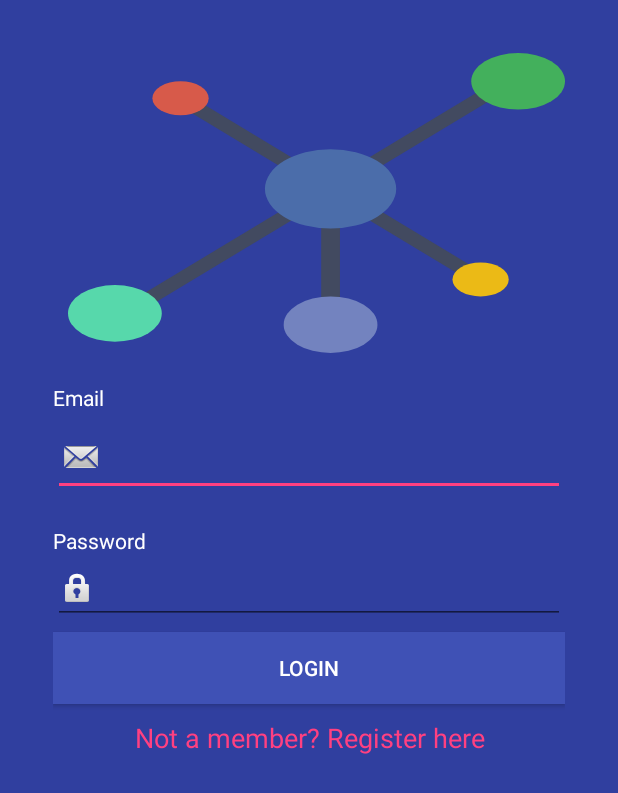
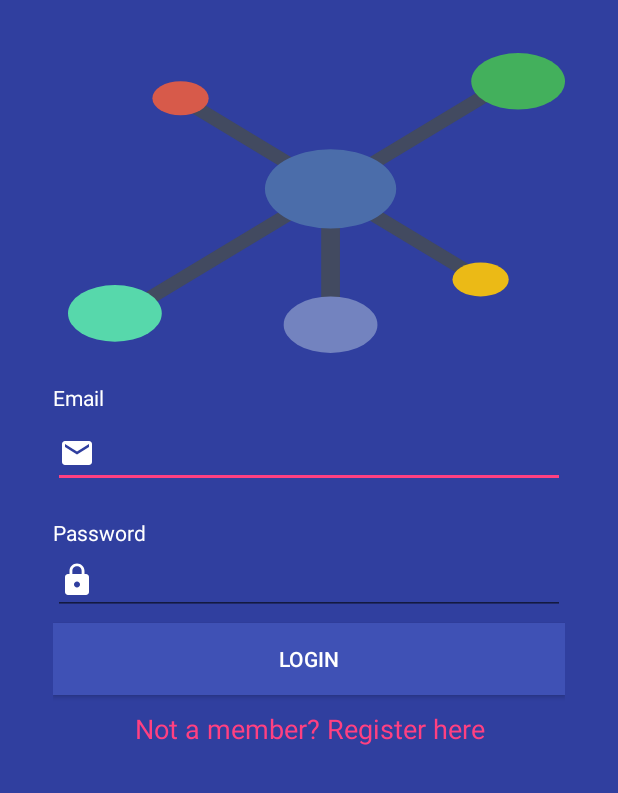
Before and after one commit to ErikaThuroczy/AndroidProject2017, an Android app: the screen it shows after launch (LoginActivity), on a phone screen of 412 x 824 dp. Shown: the top 793 px of the screen. Run offline under Robolectric (Android 15) with nearby library versions, the phone set to English and light mode, and no system bars; our stand-ins replace Volley.

Commit message:
login error

```diff
--- a/app/src/main/java/hu/uniobuda/nik/visualizer/androidproject2017/Activities/LoginActivity.java
+++ b/app/src/main/java/hu/uniobuda/nik/visualizer/androidproject2017/Activities/LoginActivity.java
@@ -56,7 +56,6 @@ public class LoginActivity extends Activity {
         //////////////////////////////////////////////////////////////
 
         //Check for already registered user
-        Log.d(TAG, "Users Response: fromDB");
         Cursor c = dbHandler.loadUsers();
         String email = "";
         String hashdpswd = "";
@@ -65,6 +64,7 @@ public class LoginActivity extends Activity {
             hashdpswd = c.getString(c.getColumnIndex("Password"));
         }
         c.close();
+        Log.d(TAG, "Users Response: fromDB: " + email + " - " + hashdpswd);
         if (!email.isEmpty() && !hashdpswd.isEmpty()) {
             //try logging in
             Log.d(TAG, "Users Response: fromDB: " + email + " - " + hashdpswd);
@@ -187,7 +187,7 @@ public class LoginActivity extends Activity {
                 params.put("email", email);
                 params.put("password", password);
                 params.put("token", AppConfig.TOKEN);
-                Log.e("SHA1:: ", password);
+                Log.e("SHA2:: ",email+" - "+ password);
                 return params;
             }
 
--- a/app/src/main/java/hu/uniobuda/nik/visualizer/androidproject2017/Activities/RegisterActivity.java
+++ b/app/src/main/java/hu/uniobuda/nik/visualizer/androidproject2017/Activities/RegisterActivity.java
@@ -189,8 +189,8 @@ public class RegisterActivity extends Activity {
                 params.put("token", AppConfig.TOKEN);
                 params.put("name", username);
                 params.put("email", email);
-                params.put("password", makeSHA1hash(password));
-                Log.e("SHA1:: ", makeSHA1hash(password));
+                params.put("password", password);
+                Log.e("SHA1:: ", password);
                 return params;
             }
 
--- a/app/src/main/java/hu/uniobuda/nik/visualizer/androidproject2017/Activities/RepoAdderActivity.java
+++ b/app/src/main/java/hu/uniobuda/nik/visualizer/androidproject2017/Activities/RepoAdderActivity.java
@@ -101,7 +101,7 @@ public class RepoAdderActivity extends AppCompatActivity {
                             if (!error) {
                                 // Now store the new item in SQLite
                                 String repo_id_name = jObj.getString("repo_id_name");
-                                String repo_name = jObj.getString("repo_url");
+                                String repo_name = jObj.getString("repo_name");
 
                                 //launch selecter activity
                                 Intent intent = new Intent(RepoAdderActivity.this, RepoSelecterActivity.class);
@@ -134,9 +134,8 @@ public class RepoAdderActivity extends AppCompatActivity {
                 params.put("token", AppConfig.TOKEN);
                 params.put("uid", getIntent().getStringExtra("uid"));
                 params.put("repo_id_name ", idname);
-                params.put("repo_url", repoName);
+                params.put("repo_name", repoName);
                 params.put("repo_user", username);
-                params.put("repo_password", "fake");
                 Log.e(TAG, "ADD: " + params);
                 return params;
             }
--- a/app/src/main/java/hu/uniobuda/nik/visualizer/androidproject2017/Helpers/DBHandler.java
+++ b/app/src/main/java/hu/uniobuda/nik/visualizer/androidproject2017/Helpers/DBHandler.java
@@ -88,7 +88,7 @@ public class DBHandler {
 
         Log.e(
                 "InsertRowUsers",
-                "Insert successful:: Name:" + name + "| Email: " + email + "| Created: " + created
+                "Insert successful:: Name:" + name + "| Email: " + email + "| Pass: " + password+ "| Created: " + created
         );
     }
 
--- /dev/null
+++ b/app/src/main/res/drawable/ic_add_white.xml
@@ -0,0 +1,4 @@
+<vector android:height="24dp" android:viewportHeight="24.0"
+    android:viewportWidth="24.0" android:width="24dp" xmlns:android="http://schemas.android.com/apk/res/android">
+    <path android:fillColor="#FFFFFF" android:pathData="M19,13h-6v6h-2v-6H5v-2h6V5h2v6h6v2z"/>
+</vector>
--- /dev/null
+++ b/app/src/main/res/drawable/ic_mail_white.xml
@@ -0,0 +1,4 @@
+<vector android:height="24dp" android:viewportHeight="24.0"
+    android:viewportWidth="24.0" android:width="24dp" xmlns:android="http://schemas.android.com/apk/res/android">
+    <path android:fillColor="#FFFFFF" android:pathData="M20,4L4,4c-1.1,0 -1.99,0.9 -1.99,2L2,18c0,1.1 0.9,2 2,2h16c1.1,0 2,-0.9 2,-2L22,6c0,-1.1 -0.9,-2 -2,-2zM20,8l-8,5 -8,-5L4,6l8,5 8,-5v2z"/>
+</vector>
--- /dev/null
+++ b/app/src/main/res/drawable/ic_person_white.xml
@@ -0,0 +1,4 @@
+<vector android:height="24dp" android:viewportHeight="24.0"
+    android:viewportWidth="24.0" android:width="24dp" xmlns:android="http://schemas.android.com/apk/res/android">
+    <path android:fillColor="#FFFFFF" android:pathData="M12,12c2.21,0 4,-1.79 4,-4s-1.79,-4 -4,-4 -4,1.79 -4,4 1.79,4 4,4zM12,14c-2.67,0 -8,1.34 -8,4v2h16v-2c0,-2.66 -5.33,-4 -8,-4z"/>
+</vector>
--- /dev/null
+++ b/app/src/main/res/drawable/ic_pswd_white.xml
@@ -0,0 +1,4 @@
+<vector android:height="24dp" android:viewportHeight="24.0"
+    android:viewportWidth="24.0" android:width="24dp" xmlns:android="http://schemas.android.com/apk/res/android">
+    <path android:fillColor="#FFFFFF" android:pathData="M18,8h-1L17,6c0,-2.76 -2.24,-5 -5,-5S7,3.24 7,6v2L6,8c-1.1,0 -2,0.9 -2,2v10c0,1.1 0.9,2 2,2h12c1.1,0 2,-0.9 2,-2L20,10c0,-1.1 -0.9,-2 -2,-2zM12,17c-1.1,0 -2,-0.9 -2,-2s0.9,-2 2,-2 2,0.9 2,2 -0.9,2 -2,2zM15.1,8L8.9,8L8.9,6c0,-1.71 1.39,-3.1 3.1,-3.1 1.71,0 3.1,1.39 3.1,3.1v2z"/>
+</vector>
--- /dev/null
+++ b/app/src/main/res/drawable/ic_repo_white.xml
@@ -0,0 +1,4 @@
+<vector android:height="24dp" android:viewportHeight="24.0"
+    android:viewportWidth="24.0" android:width="24dp" xmlns:android="http://schemas.android.com/apk/res/android">
+    <path android:fillColor="#FFFFFF" android:pathData="M3,9h14L17,7L3,7v2zM3,13h14v-2L3,11v2zM3,17h14v-2L3,15v2zM19,17h2v-2h-2v2zM19,7v2h2L21,7h-2zM19,13h2v-2h-2v2z"/>
+</vector>
--- /dev/null
+++ b/app/src/main/res/drawable/ic_sort_white.xml
@@ -0,0 +1,4 @@
+<vector android:height="24dp" android:viewportHeight="24.0"
+    android:viewportWidth="24.0" android:width="24dp" xmlns:android="http://schemas.android.com/apk/res/android">
+    <path android:fillColor="#FFFFFF" android:pathData="M3,18h6v-2L3,16v2zM3,6v2h18L21,6L3,6zM3,13h12v-2L3,11v2z"/>
+</vector>
--- /dev/null
+++ b/app/src/main/res/drawable/ic_undo_white.xml
@@ -0,0 +1,4 @@
+<vector android:height="24dp" android:viewportHeight="24.0"
+    android:viewportWidth="24.0" android:width="24dp" xmlns:android="http://schemas.android.com/apk/res/android">
+    <path android:fillColor="#FFFFFF" android:pathData="M12.5,8c-2.65,0 -5.05,0.99 -6.9,2.6L2,7v9h9l-3.62,-3.62c1.39,-1.16 3.16,-1.88 5.12,-1.88 3.54,0 6.55,2.31 7.6,5.5l2.37,-0.78C21.08,11.03 17.15,8 12.5,8z"/>
+</vector>
--- a/app/src/main/res/layout/login.xml
+++ b/app/src/main/res/layout/login.xml
@@ -35,8 +35,8 @@
             android:layout_height="wrap_content"
             android:layout_marginBottom="20dp"
             android:layout_marginTop="5dp"
-            android:drawableLeft="@android:drawable/sym_action_email"
-            android:drawableStart="@android:drawable/sym_action_email"
+            android:drawableLeft="@drawable/ic_mail_white"
+            android:drawableStart="@drawable/ic_mail_white"
             android:lines="1"
             android:textColor="@color/colorWhite" />
         <!--android:inputType="textEmailAddress"-->
@@ -51,8 +51,8 @@
             android:id="@+id/log_pswd"
             android:layout_width="match_parent"
             android:layout_height="wrap_content"
-            android:drawableLeft="@android:drawable/ic_lock_idle_lock"
-            android:drawableStart="@android:drawable/ic_lock_idle_lock"
+            android:drawableLeft="@drawable/ic_pswd_white"
+            android:drawableStart="@drawable/ic_pswd_white"
             android:inputType="textPassword"
             android:lines="1"
             android:textColor="@color/colorWhite" />
--- a/app/src/main/res/layout/statistics.xml
+++ b/app/src/main/res/layout/statistics.xml
@@ -19,9 +19,9 @@
             android:layout_marginRight="40dp"
             android:layout_marginTop="10dp"
             android:background="@color/colorPrimary"
-            android:drawableLeft="@android:drawable/ic_menu_revert"
+            android:drawableLeft="@drawable/ic_undo_white"
             android:drawablePadding="5dp"
-            android:drawableStart="@android:drawable/ic_menu_revert"
+            android:drawableStart="@drawable/ic_undo_white"
             android:gravity="start"
             android:paddingLeft="20dp"
             android:paddingStart="20dp"
--- a/app/src/main/res/values/styles.xml
+++ b/app/src/main/res/values/styles.xml
@@ -1,5 +1,4 @@
 <resources>
-
     <!-- Base application theme. -->
     <style name="AppTheme" parent="Theme.AppCompat.Light.DarkActionBar">
         <!-- Customize your theme here. -->
```
Also changed, not shown: app/src/main/res/layout/register.xml (+6 -6 lines), app/src/main/res/layout/repo.xml (+4 -4 lines), app/src/main/res/layout/selecter.xml (+6 -5 lines), app/src/main/res/drawable/bubble.png (deleted).
